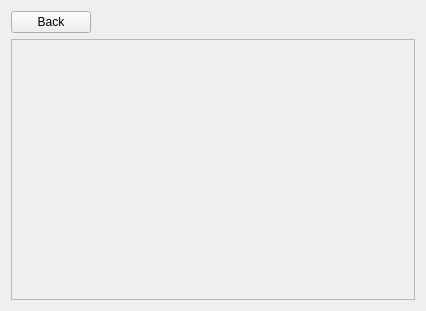
Above: interfaces/records_page.ui from wyankx/TetrisBoosted_QT before the change. Below: the same form after it.
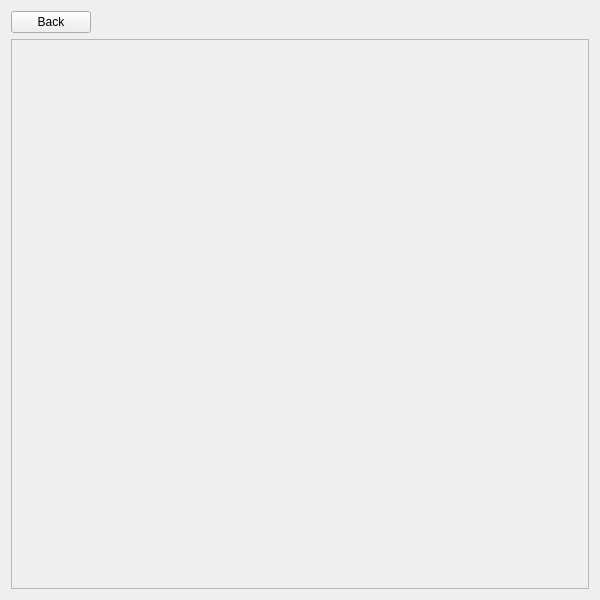
That is the form after the change.

```diff
--- a/interfaces/records_page.ui
+++ b/interfaces/records_page.ui
@@ -6,8 +6,8 @@
    <rect>
     <x>0</x>
     <y>0</y>
-    <width>426</width>
-    <height>311</height>
+    <width>600</width>
+    <height>600</height>
    </rect>
   </property>
   <property name="windowTitle">
@@ -31,8 +31,8 @@
        <rect>
         <x>0</x>
         <y>0</y>
-        <width>400</width>
-        <height>251</height>
+        <width>574</width>
+        <height>540</height>
        </rect>
       </property>
       <layout class="QVBoxLayout" name="verticalLayout"/>
```
Left out of the diff: 10 changed lines with no effect on the pictures.
